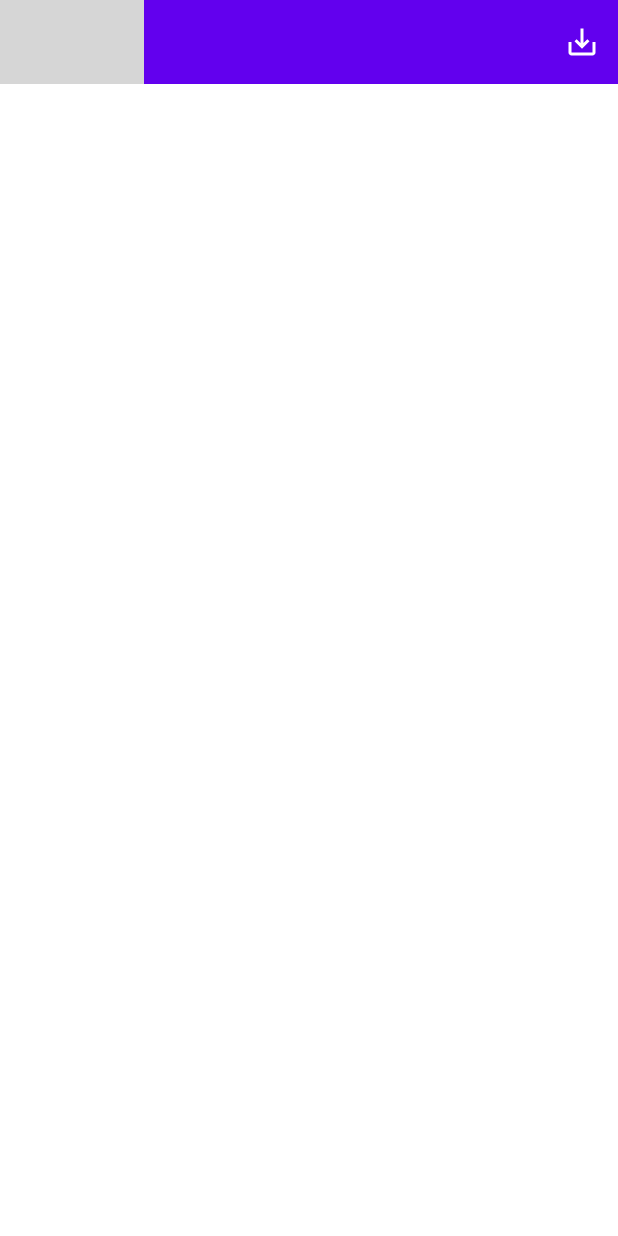
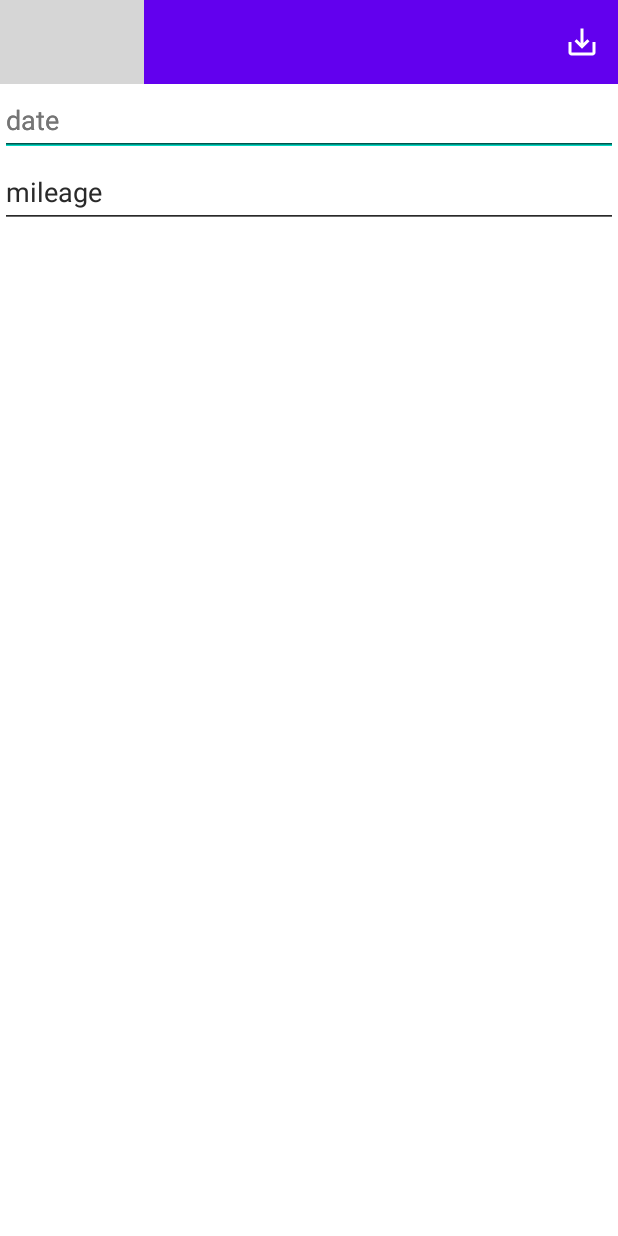
Before and after one commit to rarewin/DriveLogger, an Android app: the LogEditFragment screen opened directly, with no data from a screen before it, after a tap on "register a log", on a phone screen of 412 x 824 dp. Run offline under Robolectric (Android 15) with nearby library versions, the phone set to English and light mode, and no system bars; grey boxes are pictures that could not be loaded.

Commit message:
ログ編集画面用フラグメントを追加

```diff
--- a/app/src/main/java/org/tirasweel/drivelogger/db/DriveLog.kt
+++ b/app/src/main/java/org/tirasweel/drivelogger/db/DriveLog.kt
@@ -4,10 +4,54 @@ import io.realm.kotlin.types.ObjectId
 import io.realm.kotlin.types.RealmObject
 import io.realm.kotlin.types.annotations.Index
 
-class DriveLog: RealmObject {
+//enum class MileageUnit : RealmObject {
+//    KiloMeter,
+//    Mile;
+//
+//    var enum: MileageUnit
+//        get() {
+//            return valueOf(enumDescription)
+//        }
+//        set(newValue) {
+//            enumDescription = newValue.name
+//        }
+//    private var enumDescription: String = MileageUnit.KiloMeter.name
+//}
+
+class DriveLog : RealmObject {
     /**
      * ID
      */
     @Index
     var id: ObjectId = ObjectId.create()
+
+    /**
+     * 作成日
+     */
+    var createdDate: Long = 0
+
+    /**
+     * 更新日
+     */
+    var updatedDate: Long = 0
+
+    /**
+     * 日付
+     */
+    var date: Long = 0
+
+    /**
+     * 走行距離x1,000
+     */
+    var milliMileage: Long = 0
+
+    /**
+     * 距離の単位
+     */
+    // var mileageUnit: MileageUnit = MileageUnit.KiloMeter
+
+    /**
+     * メモ
+     */
+    var memo: String = ""
 }
--- a/app/src/main/java/org/tirasweel/drivelogger/fragments/LogEditFragment.kt
+++ b/app/src/main/java/org/tirasweel/drivelogger/fragments/LogEditFragment.kt
@@ -4,6 +4,7 @@ import android.os.Bundle
 import android.view.LayoutInflater
 import android.view.View
 import android.view.ViewGroup
+import android.widget.Toast
 import androidx.core.content.res.ResourcesCompat
 import androidx.fragment.app.Fragment
 import org.tirasweel.drivelogger.R
@@ -36,7 +37,21 @@ class LogEditFragment : Fragment() {
                 isVisible = true
                 isEnabled = true
             }
+
+            setOnMenuItemClickListener { item ->
+                when (item?.itemId) {
+                    R.id.menu_register_log -> {
+                        Toast.makeText(this.context, "TEST", Toast.LENGTH_LONG).show()
+                    }
+                    else -> {
+                        throw IllegalStateException("$item is unexpected here")
+                    }
+                }
+
+                true
+            }
         }
+
 
         return binding?.root
     }
--- a/app/src/main/res/layout/fragment_log_edit.xml
+++ b/app/src/main/res/layout/fragment_log_edit.xml
@@ -1,16 +1,54 @@
 <?xml version="1.0" encoding="utf-8"?>
 <FrameLayout xmlns:android="http://schemas.android.com/apk/res/android"
+    xmlns:app="http://schemas.android.com/apk/res-auto"
     xmlns:tools="http://schemas.android.com/tools"
     android:layout_width="match_parent"
     android:layout_height="match_parent"
     tools:context=".fragments.LogEditFragment">
 
-    <androidx.appcompat.widget.Toolbar
-        android:id="@+id/toolbar"
+    <androidx.constraintlayout.widget.ConstraintLayout
         android:layout_width="match_parent"
-        android:layout_height="wrap_content"
-        android:background="?attr/colorPrimary"
-        android:minHeight="?attr/actionBarSize"
-        android:theme="?attr/actionBarTheme" />
+        android:layout_height="match_parent">
+
+        <androidx.appcompat.widget.Toolbar
+            android:id="@+id/toolbar"
+            android:layout_width="match_parent"
+            android:layout_height="0dp"
+            android:background="?attr/colorPrimary"
+            android:minHeight="?attr/actionBarSize"
+            android:theme="?attr/actionBarTheme"
+            app:layout_constraintEnd_toEndOf="parent"
+            app:layout_constraintStart_toStartOf="parent"
+            app:layout_constraintTop_toTopOf="parent" />
+
+        <LinearLayout
+            android:id="@+id/linearLayout"
+            android:layout_width="match_parent"
+            android:layout_height="0dp"
+            android:orientation="vertical"
+            app:layout_constraintBottom_toBottomOf="parent"
+            app:layout_constraintTop_toBottomOf="@+id/toolbar"
+            app:layout_constraintVertical_bias="0.0"
+            tools:layout_editor_absoluteX="0dp">
+
+            <com.google.android.material.textfield.TextInputEditText
+                android:id="@+id/input_date"
+                android:layout_width="match_parent"
+                android:layout_height="wrap_content"
+                android:hint="@string/hint_input_date"
+                android:minHeight="48dp"
+                android:textColorHint="#757575"
+                tools:visibility="visible" />
+
+            <com.google.android.material.textfield.TextInputEditText
+                android:id="@+id/input_mileage"
+                android:layout_width="match_parent"
+                android:layout_height="wrap_content"
+                android:hint="@string/hint_mileage"
+                android:minHeight="48dp" />
+
+        </LinearLayout>
+
+    </androidx.constraintlayout.widget.ConstraintLayout>
 
 </FrameLayout>
--- a/app/src/main/res/values/strings.xml
+++ b/app/src/main/res/values/strings.xml
@@ -3,4 +3,6 @@
     <string name="description_fab_new_drivelog">add a new drive log</string>
     <string name="menu_register_log">register a log</string>
     <string name="menu_delete_log">delete a drive log</string>
+    <string name="hint_input_date">date</string>
+    <string name="hint_mileage">mileage</string>
 </resources>
```
Also changed, not shown: 1 other file.
